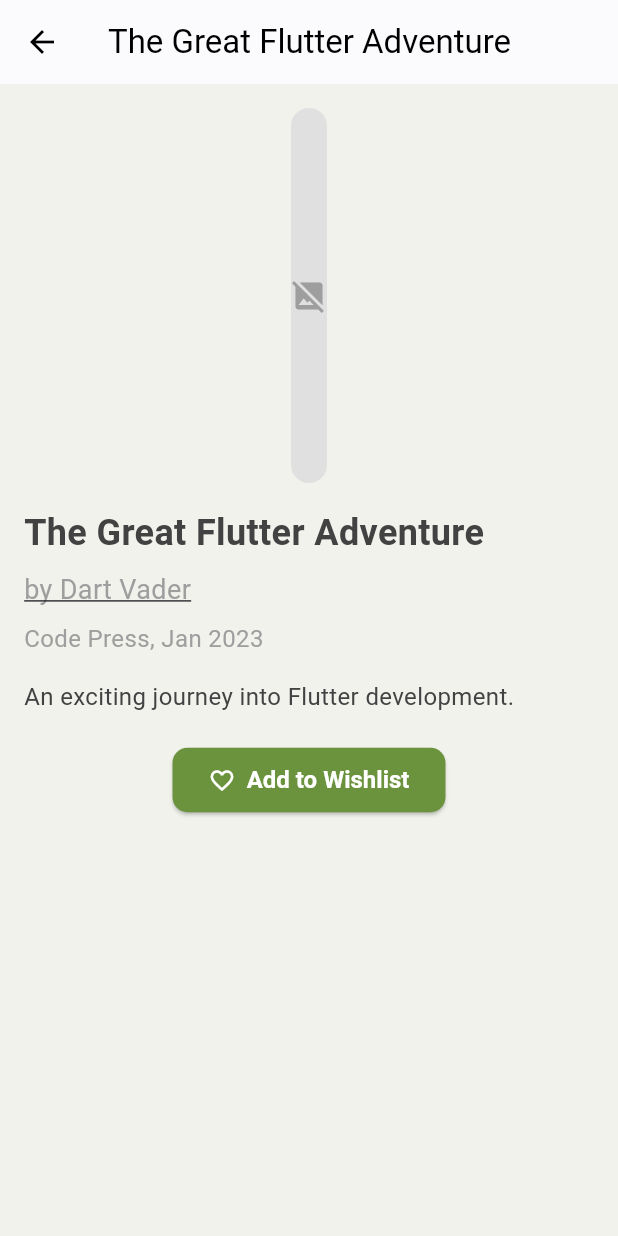
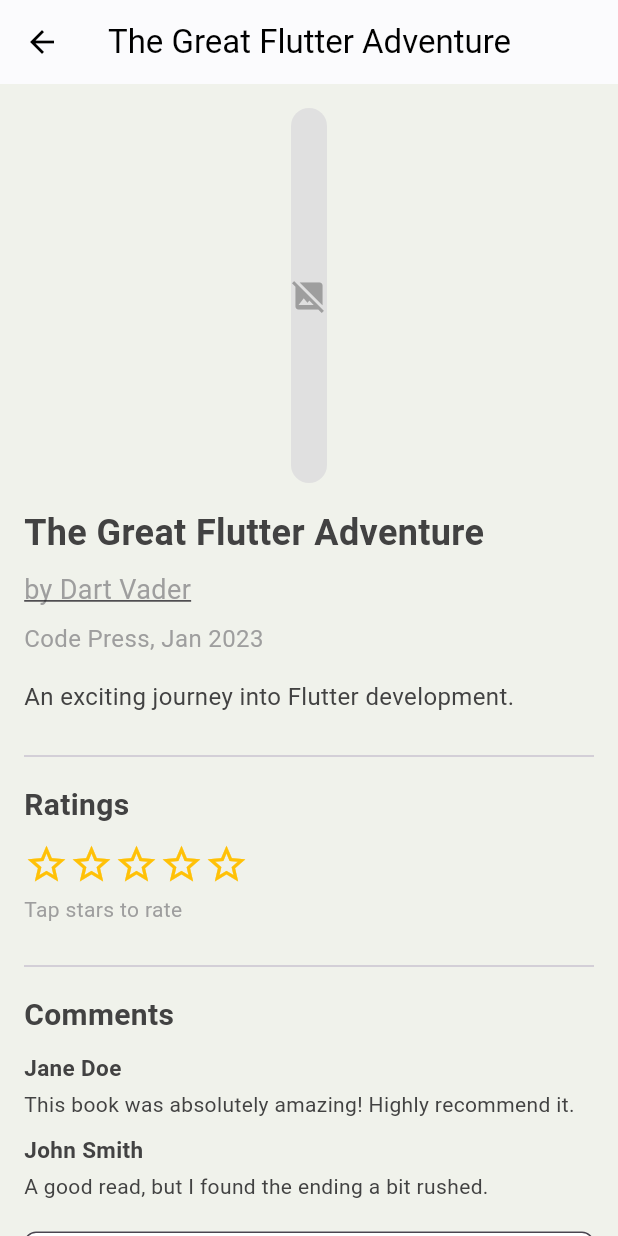
Before and after one commit to Aqilah87/RelaxRead2, a Flutter app: the BookDetailPage screen opened directly with sample values from the repository, on a phone screen of 412 x 824 dp. Run offline on Flutter 3.47's test engine with Material 3 defaults, Android fonts, the phone set to English and light mode, and no system bars; our stand-ins replace fl_chart, shared_preferences; accounts and stored records are empty; network calls fail.

Commit message:
add comments and rating for the book

```diff
--- a/relaxread2/lib/user/book_detail_page.dart
+++ b/relaxread2/lib/user/book_detail_page.dart
@@ -1,23 +1,49 @@
 import 'package:flutter/material.dart';
 import 'package:relaxread2/user/authorProfile.dart';
 import 'book.dart';
-import 'book_detail_page.dart'; // Import the BookDetailPage
 
-class BookDetailPage extends StatelessWidget {
+class BookDetailPage extends StatefulWidget {
   final Book book;
 
   const BookDetailPage({Key? key, required this.book}) : super(key: key);
 
   @override
+  State<BookDetailPage> createState() => _BookDetailPageState();
+}
+
+class _BookDetailPageState extends State<BookDetailPage> {
+  int _userRating = 0; // State variable to hold the user's selected rating
+  final TextEditingController _commentController =
+      TextEditingController(); // Controller for the comment input field
+
+  // List to store comments, initially populated with some examples
+  List<Map<String, String>> _comments = [
+    {
+      'userName': 'Jane Doe',
+      'commentText': 'This book was absolutely amazing! Highly recommend it.',
+    },
+    {
+      'userName': 'John Smith',
+      'commentText': 'A good read, but I found the ending a bit rushed.',
+    },
+  ];
+
+  @override
+  void dispose() {
+    _commentController.dispose();
+    super.dispose();
+  }
+
+  @override
   Widget build(BuildContext context) {
     return Scaffold(
       appBar: AppBar(
-        title: Text(book.title),
+        title: Text(widget.book.title),
         backgroundColor: Colors.white,
         foregroundColor: Colors.black,
         elevation: 0.5,
       ),
-      body: Padding(
+      body: SingleChildScrollView(
         padding: const EdgeInsets.all(16.0),
         child: Column(
           crossAxisAlignment: CrossAxisAlignment.start,
@@ -27,7 +53,7 @@ class BookDetailPage extends StatelessWidget {
               child: ClipRRect(
                 borderRadius: BorderRadius.circular(12.0),
                 child: Image.network(
-                  book.imageUrl ?? '',
+                  widget.book.imageUrl ?? '',
                   height: 250,
                   fit: BoxFit.cover,
                   errorBuilder: (_, __, ___) => Container(
@@ -45,11 +71,8 @@ class BookDetailPage extends StatelessWidget {
 
             // 📚 Book Title
             Text(
-              book.title,
-              style: const TextStyle(
-                fontSize: 24,
-                fontWeight: FontWeight.bold,
-              ),
+              widget.book.title,
+              style: const TextStyle(fontSize: 24, fontWeight: FontWeight.bold),
             ),
             const SizedBox(height: 8.0),
 
@@ -58,13 +81,11 @@ class BookDetailPage extends StatelessWidget {
               onTap: () {
                 Navigator.push(
                   context,
-                  MaterialPageRoute(
-                    builder: (context) => AuthorProfilePage(), // Pass real authorName if you want dynamic
-                  ),
+                  MaterialPageRoute(builder: (context) => AuthorProfilePage()),
                 );
               },
               child: Text(
-                'by ${book.author}',
+                'by ${widget.book.author}',
                 style: const TextStyle(
                   fontSize: 18,
                   color: Colors.grey,
@@ -76,18 +97,107 @@ class BookDetailPage extends StatelessWidget {
 
             // 🏢 Publisher Info
             Text(
-              '${book.publisher ?? 'Unknown Publisher'}, ${book.month_publish ?? ''} ${book.yearPublisher ?? ''}',
-              style: const TextStyle(
-                fontSize: 16,
-                color: Colors.grey,
-              ),
+              '${widget.book.publisher ?? 'Unknown Publisher'}, ${widget.book.month_publish ?? ''} ${widget.book.yearPublisher ?? ''}',
+              style: const TextStyle(fontSize: 16, color: Colors.grey),
             ),
             const SizedBox(height: 16.0),
 
             // 📝 Description
             Text(
-              book.personalNote ?? 'No description available.',
+              widget.book.personalNote ?? 'No description available.',
               style: const TextStyle(fontSize: 16),
+            ),
+            const SizedBox(height: 20.0),
+
+            // ---
+            ///
+            /// ## ⭐ Ratings
+            ///
+            ///---
+            Column(
+              crossAxisAlignment: CrossAxisAlignment.start,
+              children: [
+                const Divider(),
+                const SizedBox(height: 10.0),
+                const Text(
+                  'Ratings',
+                  style: TextStyle(fontSize: 20, fontWeight: FontWeight.bold),
+                ),
+                const SizedBox(height: 10.0),
+                Row(
+                  children: List.generate(5, (index) {
+                    return GestureDetector(
+                      onTap: () {
+                        setState(() {
+                          _userRating = index + 1;
+                        });
+                      },
+                      child: Icon(
+                        index < _userRating ? Icons.star : Icons.star_border,
+                        color: Colors.amber,
+                        size: 30,
+                      ),
+                    );
+                  }),
+                ),
+                const SizedBox(height: 5.0),
+                Text(
+                  _userRating > 0
+                      ? 'Your rating: $_userRating stars'
+                      : 'Tap stars to rate',
+                  style: const TextStyle(fontSize: 14, color: Colors.grey),
+                ),
+              ],
+            ),
+            const SizedBox(height: 20.0),
+
+            // ---
+            ///
+            /// ## 💬 Comments
+            ///
+            ///---
+            Column(
+              crossAxisAlignment: CrossAxisAlignment.start,
+              children: [
+                const Divider(),
+                const SizedBox(height: 10.0),
+                const Text(
+                  'Comments',
+                  style: TextStyle(fontSize: 20, fontWeight: FontWeight.bold),
+                ),
+                const SizedBox(height: 10.0),
+                // Displaying comments from the _comments list
+                if (_comments.isEmpty)
+                  const Text('No comments yet. Be the first to comment!'),
+                ..._comments.map((comment) {
+                  return Padding(
+                    padding: const EdgeInsets.only(
+                      bottom: 10.0,
+                    ), // Add spacing between comments
+                    child: _buildComment(
+                      comment['userName']!,
+                      comment['commentText']!,
+                    ),
+                  );
+                }).toList(),
+                const SizedBox(height: 10.0), // Spacing before the input field
+                TextFormField(
+                  controller: _commentController,
+                  decoration: InputDecoration(
+                    hintText: 'Add a comment...',
+                    border: OutlineInputBorder(
+                      borderRadius: BorderRadius.circular(8.0),
+                    ),
+                    suffixIcon: IconButton(
+                      icon: const Icon(Icons.send),
+                      onPressed: () {
+                        _submitComment();
+                      },
+                    ),
+                  ),
+                  maxLines: 3,
+                ),
+              ],
             ),
             const SizedBox(height: 20.0),
 
@@ -95,7 +205,6 @@ class BookDetailPage extends StatelessWidget {
             Center(
               child: ElevatedButton.icon(
                 onPressed: () {
-                  // You can implement wishlist logic here
                   ScaffoldMessenger.of(context).showSnackBar(
                     const SnackBar(content: Text('Added to Wishlist!')),
                   );
@@ -105,7 +214,10 @@ class BookDetailPage extends StatelessWidget {
                 style: ElevatedButton.styleFrom(
                   backgroundColor: Color(0xFF6B923C),
                   foregroundColor: Colors.white,
-                  padding: const EdgeInsets.symmetric(horizontal: 24, vertical: 12),
+                  padding: const EdgeInsets.symmetric(
+                    horizontal: 24,
+                    vertical: 12,
+                  ),
                   textStyle: const TextStyle(
                     fontSize: 16,
                     fontWeight: FontWeight.w600,
@@ -116,9 +228,47 @@ class BookDetailPage extends StatelessWidget {
                 ),
               ),
             ),
+            const SizedBox(height: 20.0),
           ],
         ),
       ),
     );
   }
+
+  Widget _buildComment(String userName, String commentText) {
+    return Column(
+      crossAxisAlignment: CrossAxisAlignment.start,
+      children: [
+        Text(
+          userName,
+          style: const TextStyle(fontWeight: FontWeight.bold, fontSize: 15),
+        ),
+        const SizedBox(height: 4.0),
+        Text(commentText, style: const TextStyle(fontSize: 14)),
+      ],
+    );
+  }
+
+  void _submitComment() {
+    final String commentText = _commentController.text.trim();
+    if (commentText.isNotEmpty) {
+      // In a real app, you would send this comment to your backend/database
+      // and then update your local list _after_ successful backend response.
+
+      setState(() {
+        // For demonstration, we'll use a placeholder user name.
+        // In a real app, you'd get the current authenticated user's name.
+        _comments.add({'userName': 'You', 'commentText': commentText});
+      });
+
+      ScaffoldMessenger.of(context).showSnackBar(
+        const SnackBar(content: Text('Comment submitted successfully!')),
+      );
+      _commentController.clear(); // Clear the text field after submission
+    } else {
+      ScaffoldMessenger.of(
+        context,
+      ).showSnackBar(const SnackBar(content: Text('Comment cannot be empty!')));
+    }
+  }
 }
```
